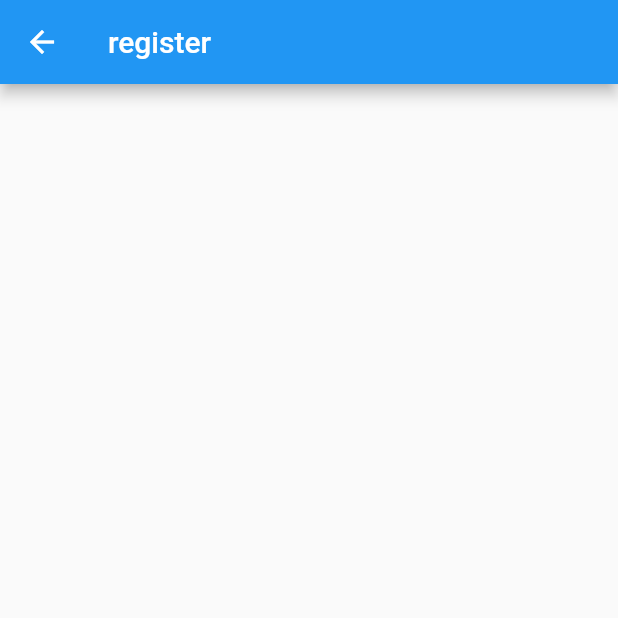
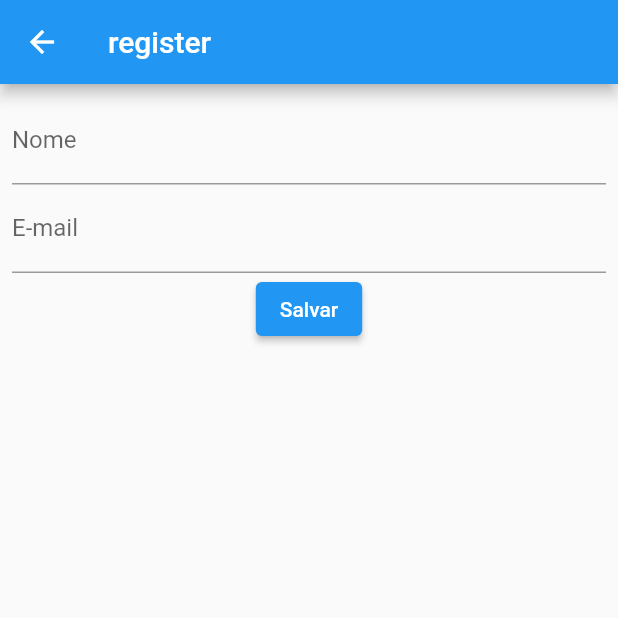
Before and after one commit to FilipeH14/bloc_pro, a Flutter app: the ContactRegisterPage screen opened by its route, on a phone screen of 412 x 824 dp, the top half of it. Run offline on Flutter 3.47's test engine with Material 2 defaults, Android fonts, the phone set to English and light mode, and no system bars; our stand-ins replace bloc, dio, flutter_bloc, freezed_annotation.

```diff
--- /dev/null
+++ b/lib/features/contacts/register/bloc/contact_register_state.dart
@@ -0,0 +1,6 @@
+part of 'contact_register_bloc.dart';
+
+@freezed
+class ContactRegisterState with _$ContactRegisterState {
+  const factory ContactRegisterState.initial() = _Initial;
+}
--- a/lib/features/contacts/register/contact_register_page.dart
+++ b/lib/features/contacts/register/contact_register_page.dart
@@ -1,13 +1,69 @@
 import 'package:flutter/material.dart';
 
-class ContactRegisterPage extends StatelessWidget {
+class ContactRegisterPage extends StatefulWidget {
   const ContactRegisterPage({Key? key}) : super(key: key);
+
+  @override
+  State<ContactRegisterPage> createState() => _ContactRegisterPageState();
+}
+
+class _ContactRegisterPageState extends State<ContactRegisterPage> {
+  final _formkey = GlobalKey<FormState>();
+
+  final _name = TextEditingController();
+  final _email = TextEditingController();
+
+  @override
+  void dispose() {
+    _name.dispose();
+    _email.dispose();
+    super.dispose();
+  }
 
   @override
   Widget build(BuildContext context) {
     return Scaffold(
       appBar: AppBar(title: const Text('register')),
-      body: Container(),
+      body: Padding(
+        padding: const EdgeInsets.all(8),
+        child: Form(
+          key: _formkey,
+          child: Column(
+            children: [
+              TextFormField(
+                controller: _name,
+                decoration: const InputDecoration(
+                  label: Text('Nome'),
+                ),
+                validator: (String? value) {
+                  if (value == null || value.isEmpty) {
+                    return 'nome é obrigatório';
+                  }
+
+                  return null;
+                },
+              ),
+              TextFormField(
+                controller: _email,
+                decoration: const InputDecoration(
+                  label: Text('E-mail'),
+                ),
+                validator: (String? value) {
+                  if (value == null || value.isEmpty) {
+                    return 'email é obrigatório';
+                  }
+
+                  return null;
+                },
+              ),
+              ElevatedButton(
+                child: const Text('Salvar'),
+                onPressed: () {},
+              ),
+            ],
+          ),
+        ),
+      ),
     );
   }
 }
```
Also changed, not shown: lib/features/contacts/register/bloc/contact_register_bloc.dart (added, +17 -0 lines), lib/features/contacts/register/bloc/contact_register_event.dart (added, +7 -0 lines), lib/features/contacts/register/bloc/contact_register_bloc.freezed.dart (added).
